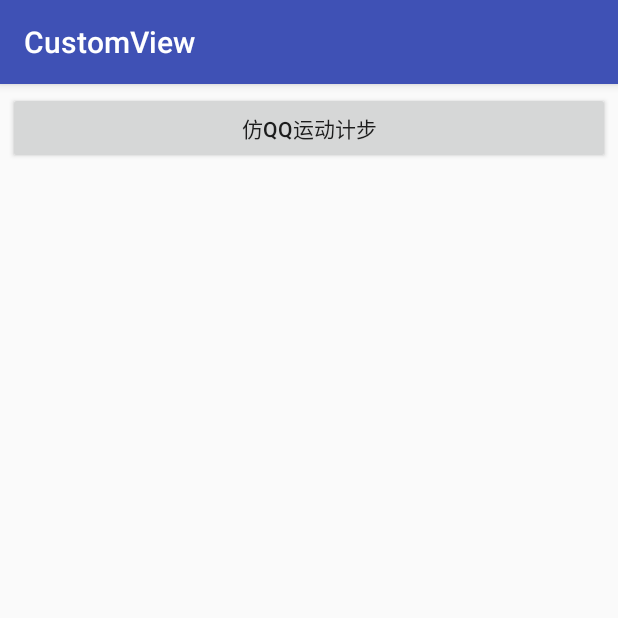
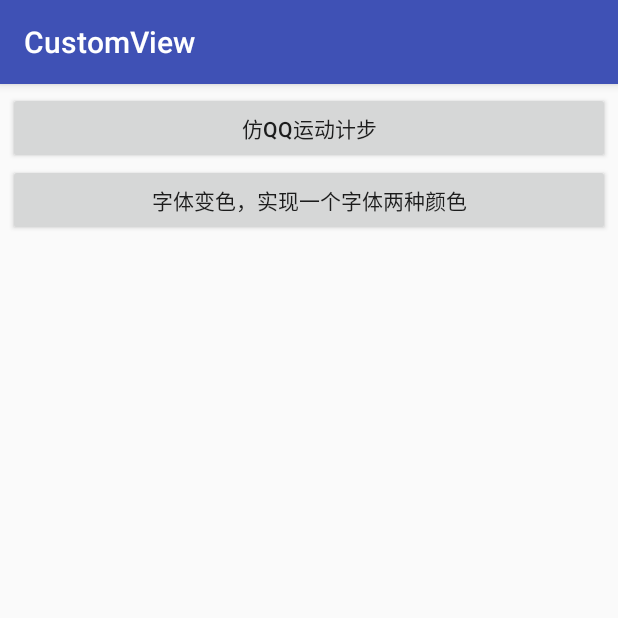
Before and after one commit to FrankZhong96/CustomView, an Android app: the screen it shows after launch (MainActivity), on a phone screen of 412 x 824 dp, the top half of it. Run offline under Robolectric (Android 15) with nearby library versions, the phone set to English and light mode, and no system bars.

Commit message:
字体变色（一个字体两种颜色）

```diff
--- a/app/src/main/AndroidManifest.xml
+++ b/app/src/main/AndroidManifest.xml
@@ -17,7 +17,9 @@
             </intent-filter>
         </activity>
 
-        <activity android:name="com.frank.StepActivity"/>
+        <activity android:name=".activity.StepActivity" />
+
+        <activity android:name=".activity.ColorTrackTextViewActivity" />
 
     </application>
 
--- a/app/src/main/java/com/frank/customview/MainActivity.java
+++ b/app/src/main/java/com/frank/customview/MainActivity.java
@@ -6,7 +6,9 @@ import android.os.Bundle;
 import android.view.View;
 import android.widget.Button;
 
-import com.frank.StepActivity;
+import com.frank.customview.activity.ColorTrackTextViewActivity;
+import com.frank.customview.activity.StepActivity;
+import com.frank.customview.wight.colortracktextview.ColorTrackTextView;
 
 public class MainActivity extends AppCompatActivity implements View.OnClickListener{
 
@@ -15,6 +17,7 @@ public class MainActivity extends AppCompatActivity implements View.OnClickListe
         super.onCreate(savedInstanceState);
         setContentView(R.layout.activity_main);
         Button btn_stepview = findViewById(R.id.btn_stepview);
+        Button btn_colortrack = findViewById(R.id.btn_colortrack);
         btn_stepview.setOnClickListener(this);
     }
 
@@ -24,6 +27,9 @@ public class MainActivity extends AppCompatActivity implements View.OnClickListe
             case R.id.btn_stepview:
                 startActivity(new Intent(MainActivity.this, StepActivity.class));
                 break;
+            case R.id.btn_colortrack:
+                startActivity(new Intent(MainActivity.this, ColorTrackTextViewActivity.class));
+                break;
         }
     }
 }
--- a/app/src/main/java/com/frank/StepActivity.java
+++ b/app/src/main/java/com/frank/customview/activity/StepActivity.java
@@ -1,4 +1,4 @@
-package com.frank;
+package com.frank.customview.activity;
 
 import android.animation.ObjectAnimator;
 import android.animation.ValueAnimator;
--- a/app/src/main/res/layout/activity_main.xml
+++ b/app/src/main/res/layout/activity_main.xml
@@ -4,14 +4,21 @@
     xmlns:tools="http://schemas.android.com/tools"
     android:layout_width="match_parent"
     android:layout_height="match_parent"
+    android:orientation="vertical"
     android:padding="5dp"
-    android:orientation="vertical"
     tools:context=".MainActivity">
 
     <android.support.v7.widget.AppCompatButton
         android:id="@+id/btn_stepview"
         android:layout_width="match_parent"
         android:layout_height="wrap_content"
-        android:text="仿QQ运动计步"/>
+        android:text="仿QQ运动计步" />
+
+    <android.support.v7.widget.AppCompatButton
+        android:id="@+id/btn_colortrack"
+        android:layout_width="match_parent"
+        android:layout_height="wrap_content"
+        android:text="字体变色，实现一个字体两种颜色" />
+
 
 </LinearLayout>
```
Also changed, not shown: app/src/main/java/com/frank/customview/activity/ColorTrackTextViewActivity.java (added, +19 -0 lines), app/src/main/res/layout/activity_colortrack.xml (added, +13 -0 lines).
